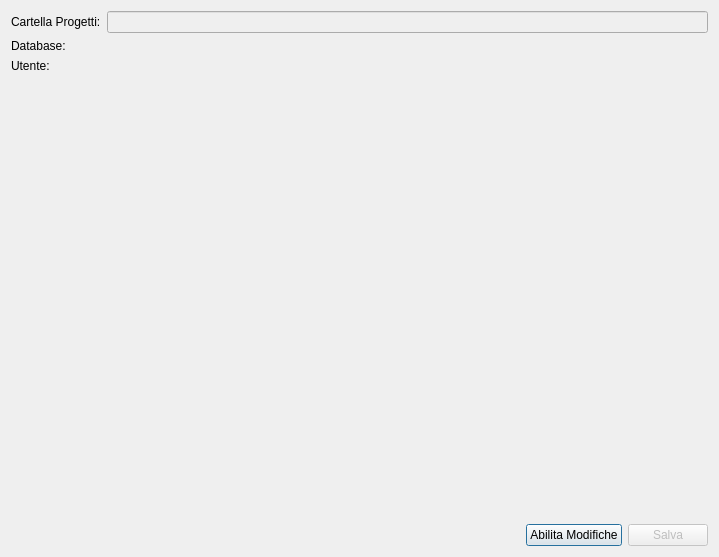
This is impostazioni.ui in tarateo78/Praticometro as Qt 5 draws it before an edit. The edited form follows.
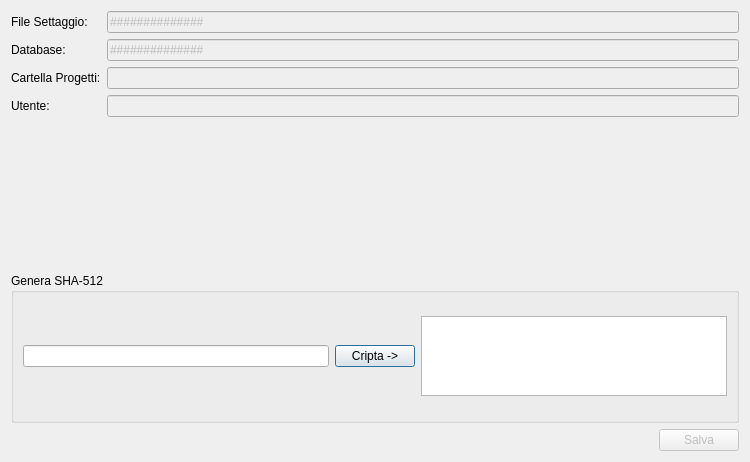
This is the edited form.

Commit message: Ui_Impostazioni e Classe Criptazione

The edit to the form file:
```diff
--- a/impostazioni.ui
+++ b/impostazioni.ui
@@ -6,22 +6,20 @@
    <rect>
     <x>0</x>
     <y>0</y>
-    <width>719</width>
-    <height>557</height>
+    <width>750</width>
+    <height>462</height>
    </rect>
   </property>
   <property name="windowTitle">
    <string>Impostazioni</string>
   </property>
-  <layout class="QVBoxLayout" name="verticalLayout_2">
-   <item>
     <layout class="QVBoxLayout" name="verticalLayout">
      <item>
       <layout class="QFormLayout" name="formLayout">
        <item row="0" column="0">
-        <widget class="QLabel" name="label">
+      <widget class="QLabel" name="label_2">
          <property name="text">
-          <string>Cartella Progetti:</string>
+        <string>File Settaggio:</string>
          </property>
         </widget>
        </item>
@@ -30,6 +28,9 @@
          <property name="enabled">
           <bool>false</bool>
          </property>
+       <property name="text">
+        <string>##############</string>
+       </property>
         </widget>
        </item>
        <item row="1" column="0">
@@ -39,24 +40,41 @@
          </property>
         </widget>
        </item>
+     <item row="1" column="1">
+      <widget class="QLineEdit" name="databaseEdit">
+       <property name="enabled">
+        <bool>false</bool>
+       </property>
+       <property name="text">
+        <string>##############</string>
+       </property>
+      </widget>
+     </item>
        <item row="2" column="0">
+      <widget class="QLabel" name="label">
+       <property name="text">
+        <string>Cartella Progetti:</string>
+       </property>
+      </widget>
+     </item>
+     <item row="2" column="1">
+      <widget class="QLineEdit" name="cartellaProgettiEdit">
+       <property name="enabled">
+        <bool>false</bool>
+       </property>
+      </widget>
+     </item>
+     <item row="3" column="0">
         <widget class="QLabel" name="label_5">
          <property name="text">
           <string>Utente:</string>
          </property>
         </widget>
        </item>
-       <item row="1" column="1">
-        <widget class="QLabel" name="label_2">
-         <property name="text">
-          <string/>
-         </property>
-        </widget>
-       </item>
-       <item row="2" column="1">
-        <widget class="QLabel" name="label_3">
-         <property name="text">
-          <string/>
+     <item row="3" column="1">
+      <widget class="QLineEdit" name="utenteEdit">
+       <property name="enabled">
+        <bool>false</bool>
          </property>
         </widget>
        </item>
@@ -76,8 +94,47 @@
       </spacer>
      </item>
      <item>
+    <widget class="QGroupBox" name="generaGroup">
+     <property name="title">
+      <string>Genera SHA-512</string>
+     </property>
+     <layout class="QVBoxLayout" name="verticalLayout_2">
+      <item>
       <layout class="QHBoxLayout" name="horizontalLayout">
        <item>
+         <widget class="QLineEdit" name="testoEdit"/>
+        </item>
+        <item>
+         <widget class="QPushButton" name="criptaBtn">
+          <property name="text">
+           <string>Cripta -&gt;</string>
+          </property>
+         </widget>
+        </item>
+        <item>
+         <widget class="QTextEdit" name="testoCriptatoEdit">
+          <property name="maximumSize">
+           <size>
+            <width>16777215</width>
+            <height>80</height>
+           </size>
+          </property>
+          <property name="baseSize">
+           <size>
+            <width>0</width>
+            <height>0</height>
+           </size>
+          </property>
+         </widget>
+        </item>
+       </layout>
+      </item>
+     </layout>
+    </widget>
+   </item>
+   <item>
+    <layout class="QHBoxLayout" name="horizontalLayout_3">
+     <item>
         <spacer name="horizontalSpacer">
          <property name="orientation">
           <enum>Qt::Horizontal</enum>
@@ -91,14 +148,7 @@
         </spacer>
        </item>
        <item>
-        <widget class="QPushButton" name="pushButton_2">
-         <property name="text">
-          <string>Abilita Modifiche</string>
-         </property>
-        </widget>
-       </item>
-       <item>
-        <widget class="QPushButton" name="pushButton">
+      <widget class="QPushButton" name="salvaBtn">
          <property name="enabled">
           <bool>false</bool>
          </property>
@@ -106,8 +156,6 @@
           <string>Salva</string>
          </property>
         </widget>
-       </item>
-      </layout>
      </item>
     </layout>
    </item>
```
Left out of the diff: 2 changed lines with no effect on the pictures. Lines whose indentation alone changed are shown as unchanged. The commit also changes 10 other files.
